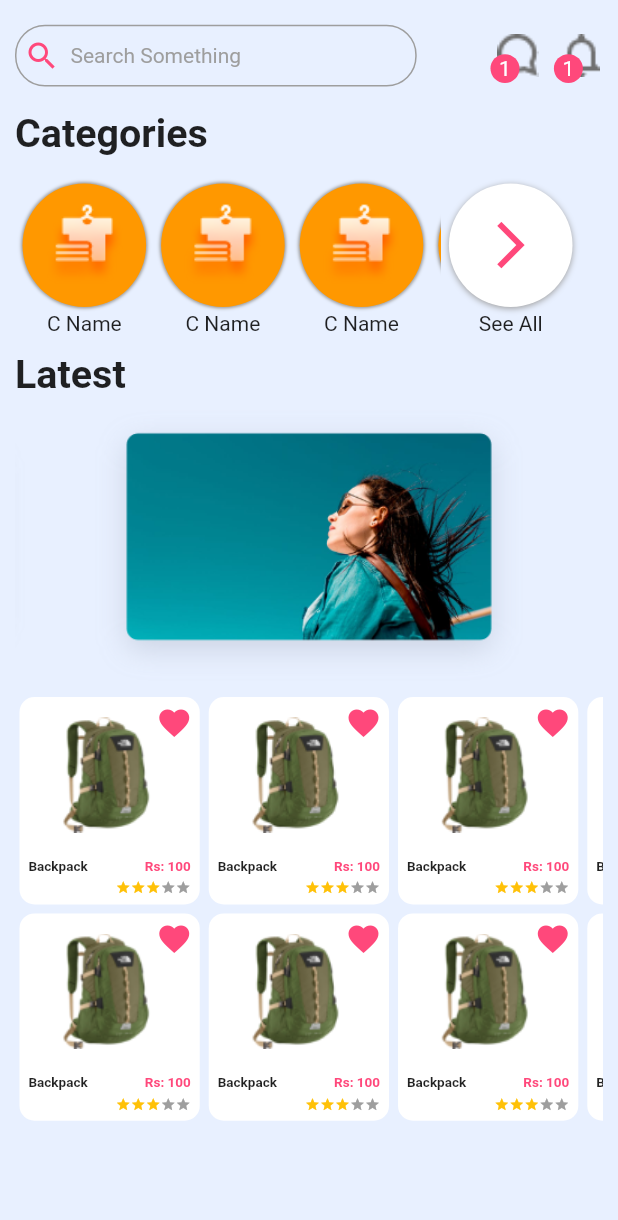
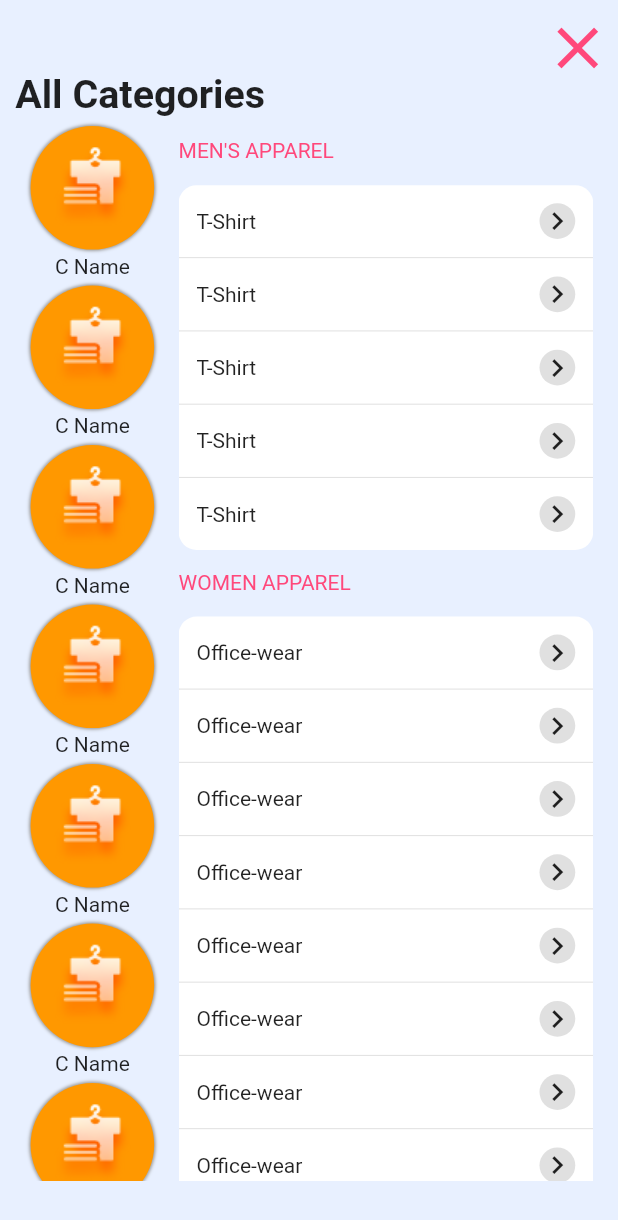
Before and after one commit to Abdul-Hanan-khan/ebazar, a Flutter app: the HomeTab screen opened directly, after a tap on the "arrow forward ios" icon, on a phone screen of 412 x 824 dp. Shown: the top 1220 px of the screen. Run offline on Flutter 3.47's test engine with Material 2 defaults, Android fonts, the phone set to English and light mode, and no system bars; drawn by our look-alikes of carousel_slider, flutter_rating_bar; our stand-ins replace get, responsive_sizer.

Commit message:
see all categories added

```diff
--- a/lib/view/screens/home_page/home_tab.dart
+++ b/lib/view/screens/home_page/home_tab.dart
@@ -1,4 +1,5 @@
 import 'package:ebazar/view/app_config/app_colors.dart';
+import 'package:ebazar/view/screens/see_all_categories.dart';
 import 'package:ebazar/view/widgets/image_slider.dart';
 import 'package:ebazar/view/widgets/rating_bar.dart';
 import 'package:ebazar/view/widgets/topbar_search.dart';
@@ -97,7 +98,11 @@ class HomeTab extends StatelessWidget {
                 ),
               ),
             ),
-            Column(
+            GestureDetector(
+              onTap: (){
+                Get.to(SeeAllCategories());
+              },
+              child: Column(
                 mainAxisAlignment: MainAxisAlignment.center,
                 children: [
                   Container(
@@ -116,7 +121,9 @@ class HomeTab extends StatelessWidget {
                         ]),
                     child: Center(
                       child: IconButton(
-                      onPressed: () {},
+                        onPressed: () {
+                          Get.to(SeeAllCategories());
+                        },
                         iconSize: 25.sp,
                         icon: Icon(
                           Icons.arrow_forward_ios,
@@ -130,6 +137,7 @@ class HomeTab extends StatelessWidget {
                   ),
                   Text('See All')
                 ],
+              ),
             ),
           ],
         ),
--- /dev/null
+++ b/lib/view/screens/see_all_categories.dart
@@ -0,0 +1,227 @@
+import 'package:ebazar/view/app_config/app_colors.dart';
+import 'package:flutter/material.dart';
+import 'package:get/get.dart';
+import 'package:responsive_sizer/responsive_sizer.dart';
+
+class SeeAllCategories extends StatelessWidget {
+  const SeeAllCategories({Key? key}) : super(key: key);
+
+  @override
+  Widget build(BuildContext context) {
+    return SafeArea(
+        child: Scaffold(
+      backgroundColor: AppColors.appBackground,
+      body: SingleChildScrollView(
+        child: Padding(
+          padding: EdgeInsets.symmetric(horizontal: 13.0.sp),
+          child: Column(
+            crossAxisAlignment: CrossAxisAlignment.start,
+            children: [
+              Row(
+                mainAxisAlignment: MainAxisAlignment.end,
+                children: [
+                  IconButton(
+                      onPressed: () {
+                        Get.back();
+                      },
+                      icon:  Icon(
+                        Icons.clear,
+                        color: AppColors.pink,
+                        size: 28.sp,
+                      ))
+                ],
+              ),
+              Align(
+                alignment: Alignment.centerLeft,
+                child: Text(
+                  'All Categories',
+                  style:
+                      TextStyle(fontSize: 21.sp, fontWeight: FontWeight.bold),
+                ),
+              ),
+              Row(
+                children: [
+                  allCategoriesList(),
+                  Container(
+                    padding: EdgeInsets.symmetric(horizontal: 10.sp),
+                    width: 70.w,
+                    height: 86.h,
+                    child: ListView(
+                      children: [
+                        mensApparel(),
+                        womenApparel(),
+                      ],
+                    ) ,
+                  )
+
+                  // allCategoriesList(),
+                  // mensApparel(),
+                ],
+              ),
+            ],
+          ),
+        ),
+      ),
+    ));
+  }
+
+  Widget allCategoriesList() {
+    return Container(
+      width: 25.w,
+      height: 86.h,
+      child: ListView.builder(
+        shrinkWrap: true,
+        // scrollDirection: Axis.horizontal,
+        itemCount: 15,
+        itemBuilder: (BuildContext context, int index) => Column(
+          mainAxisAlignment: MainAxisAlignment.center,
+          children: [
+            Container(
+              margin: EdgeInsets.only(top: 5, right: 5, left: 5),
+              height: 10.h,
+              width: 10.h,
+              decoration: BoxDecoration(
+                  borderRadius: BorderRadius.circular(50),
+                  color: AppColors.orange,
+                  boxShadow: [
+                    BoxShadow(
+                        color: AppColors.grey, blurRadius: 1, spreadRadius: 1)
+                  ]),
+              child: Center(
+                child: Image.asset('assets/images/clothes.png'),
+              ),
+            ),
+            SizedBox(
+              height: 7.sp,
+            ),
+            Text('C Name')
+          ],
+        ),
+      ),
+    );
+  }
+
+  Widget mensApparel() {
+    return Container(
+      margin: EdgeInsets.only(top: 15.sp),
+      child: Column(
+        crossAxisAlignment: CrossAxisAlignment.start,
+        // physics: const AlwaysScrollableScrollPhysics(),
+        children: [
+          const Text(
+            "MEN'S APPAREL",
+            style: TextStyle(color: AppColors.pink),
+          ),
+
+          const SizedBox(height: 15,),
+
+          Container(
+            // margin: EdgeInsets.only(top: 5.sp),
+            decoration: BoxDecoration(
+              color: AppColors.white,
+              borderRadius: BorderRadius.circular(12)
+            ),
+
+            child: ListView.separated(
+              physics: const NeverScrollableScrollPhysics(),
+              separatorBuilder: (context, index) => const Divider(height: 1.0,),
+              shrinkWrap: true,
+              // scrollDirection: Axis.horizontal,
+              itemCount: 5,
+              itemBuilder: (BuildContext context, int index) => Column(
+                mainAxisAlignment: MainAxisAlignment.center,
+                children: [
+
+                  Padding(
+                    padding: const EdgeInsets.all(12.0),
+                    child: Row(
+                      mainAxisAlignment: MainAxisAlignment.spaceBetween,
+                      children: [
+                        const Text('T-Shirt'),
+                        Container(
+                          height: 20.sp,
+                          width: 20.sp,
+                          decoration: BoxDecoration(
+                            color: Colors.grey[300],
+                            borderRadius: BorderRadius.circular(30)
+                          ),
+                          child: Align(
+                              alignment: Alignment.center,
+                              child: Icon(Icons.navigate_next,size: 20.sp,)),
+                        )
+
+                      ],
+                    ),
+                  ),
+                ],
+              ),
+            ),
+          ),
+
+        ],
+      ),
+    );
+  }
+  Widget womenApparel() {
+    return Container(
+      margin: EdgeInsets.only(top: 15.sp),
+      child: Column(
+        crossAxisAlignment: CrossAxisAlignment.start,
+        // physics: const AlwaysScrollableScrollPhysics(),
+        children: [
+          const Text(
+            "WOMEN APPAREL",
+            style: TextStyle(color: AppColors.pink),
+          ),
+
+          SizedBox(height: 15,),
+
+          Container(
+            // margin: EdgeInsets.only(top: 5.sp),
+            decoration: BoxDecoration(
+              color: AppColors.white,
+              borderRadius: BorderRadius.circular(12)
+            ),
+
+            child: ListView.separated(
+              physics: const NeverScrollableScrollPhysics(),
+              separatorBuilder: (context, index) => const Divider(height: 1.0,),
+              shrinkWrap: true,
+              // scrollDirection: Axis.horizontal,
+              itemCount: 10,
+              itemBuilder: (BuildContext context, int index) => Column(
+                mainAxisAlignment: MainAxisAlignment.center,
+                children: [
+
+                  Padding(
+                    padding: const EdgeInsets.all(12.0),
+                    child: Row(
+                      mainAxisAlignment: MainAxisAlignment.spaceBetween,
+                      children: [
+                        Text('Office-wear'),
+                        Container(
+                          height: 20.sp,
+                          width: 20.sp,
+                          decoration: BoxDecoration(
+                            color: Colors.grey[300],
+                            borderRadius: BorderRadius.circular(30)
+                          ),
+                          child: Align(
+                              alignment: Alignment.center,
+                              child: Icon(Icons.navigate_next,size: 20.sp,)),
+                        )
+
+                      ],
+                    ),
+                  ),
+                ],
+              ),
+            ),
+          ),
+
+        ],
+      ),
+    );
+  }
+
+}
```
Lines whose indentation alone changed are shown as unchanged.
